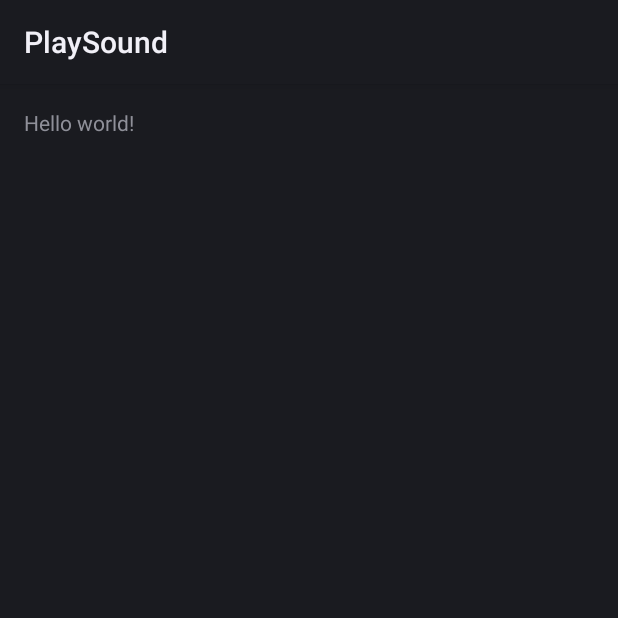
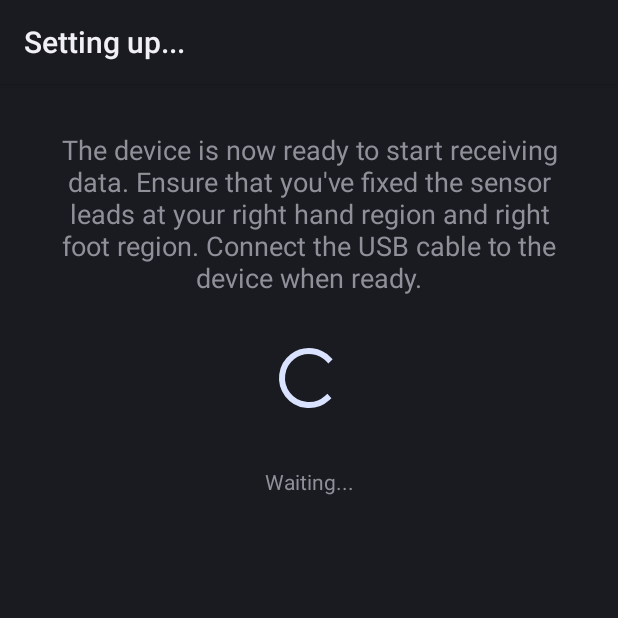
Before and after one commit to girish95k/-code2k15, an Android app: the PlaySound screen opened directly, with no data from a screen before it, on a phone screen of 412 x 824 dp, the top half of it. Run offline under Robolectric (Android 15) with nearby library versions, the phone set to English and light mode, and no system bars.

Commit message:
Pre Final

```diff
--- a/usbSerialExamples/src/main/java/src/com/hoho/android/usbserial/examples/PlaySound.java
+++ b/usbSerialExamples/src/main/java/src/com/hoho/android/usbserial/examples/PlaySound.java
@@ -28,6 +28,8 @@ public class PlaySound extends Activity {
     public void onCreate(Bundle savedInstanceState) {
         super.onCreate(savedInstanceState);
         setContentView(R.layout.activity_play_sound);
+
+        setTitle("Setting up...");
     }
 
     @Override
--- a/usbSerialExamples/src/main/res/layout/activity_main.xml
+++ b/usbSerialExamples/src/main/res/layout/activity_main.xml
@@ -28,7 +28,8 @@
         android:layout_height="wrap_content"
         android:layout_below="@+id/h"
         android:id="@+id/height"
-        android:inputType="number"/>
+        android:inputType="number"
+        android:text="170" />
     <TextView
         android:layout_width="match_parent"
         android:layout_height="wrap_content"
@@ -42,7 +43,8 @@
         android:layout_height="wrap_content"
         android:layout_below="@+id/w"
         android:id="@+id/weight"
-        android:inputType="number"/>
+        android:inputType="number"
+        android:text="65" />
     <TextView
         android:layout_width="match_parent"
         android:layout_height="wrap_content"
--- a/usbSerialExamples/src/main/res/layout/activity_play_sound.xml
+++ b/usbSerialExamples/src/main/res/layout/activity_play_sound.xml
@@ -1,12 +1,35 @@
 <RelativeLayout xmlns:android="http://schemas.android.com/apk/res/android"
-    xmlns:tools="http://schemas.android.com/tools" android:layout_width="match_parent"
-    android:layout_height="match_parent" android:paddingLeft="@dimen/activity_horizontal_margin"
+    xmlns:tools="http://schemas.android.com/tools"
+    xmlns:app="http://schemas.android.com/apk/res-auto"
+    android:layout_width="match_parent"
+    android:layout_height="match_parent"
+    android:paddingLeft="@dimen/activity_horizontal_margin"
     android:paddingRight="@dimen/activity_horizontal_margin"
     android:paddingTop="@dimen/activity_vertical_margin"
     android:paddingBottom="@dimen/activity_vertical_margin"
     tools:context="src.com.hoho.android.usbserial.examples.PlaySound">
 
-    <TextView android:text="@string/hello_world" android:layout_width="wrap_content"
-        android:layout_height="wrap_content" />
+    <TextView
+        android:layout_width="match_parent"
+        android:layout_height="wrap_content"
+        android:text="The device is now ready to start receiving data. Ensure that you've fixed the sensor leads at your right hand region and right foot region. Connect the USB cable to the device when ready."
+        android:textSize="18dp"
+        android:gravity="center_horizontal"
+        android:layout_margin="15dp"
+        android:id="@+id/text"/>
+
+    <ProgressBar
+        android:layout_width="match_parent"
+        android:layout_height="wrap_content"
+        android:layout_below="@+id/text"
+        android:layout_margin="15dp"
+        android:id="@+id/progress"/>
+    <TextView
+        android:layout_width="match_parent"
+        android:layout_height="wrap_content"
+        android:layout_margin="20dp"
+        android:layout_below="@+id/progress"
+        android:text="Waiting..."
+        android:gravity="center_horizontal"/>
 
 </RelativeLayout>
```
Also changed, not shown: usbSerialExamples/src/main/java/src/com/hoho/android/usbserial/examples/ComputeActivity.java (+28 -4 lines), usbSerialExamples/src/main/res/layout/activity_compute.xml (+55 -2 lines).
